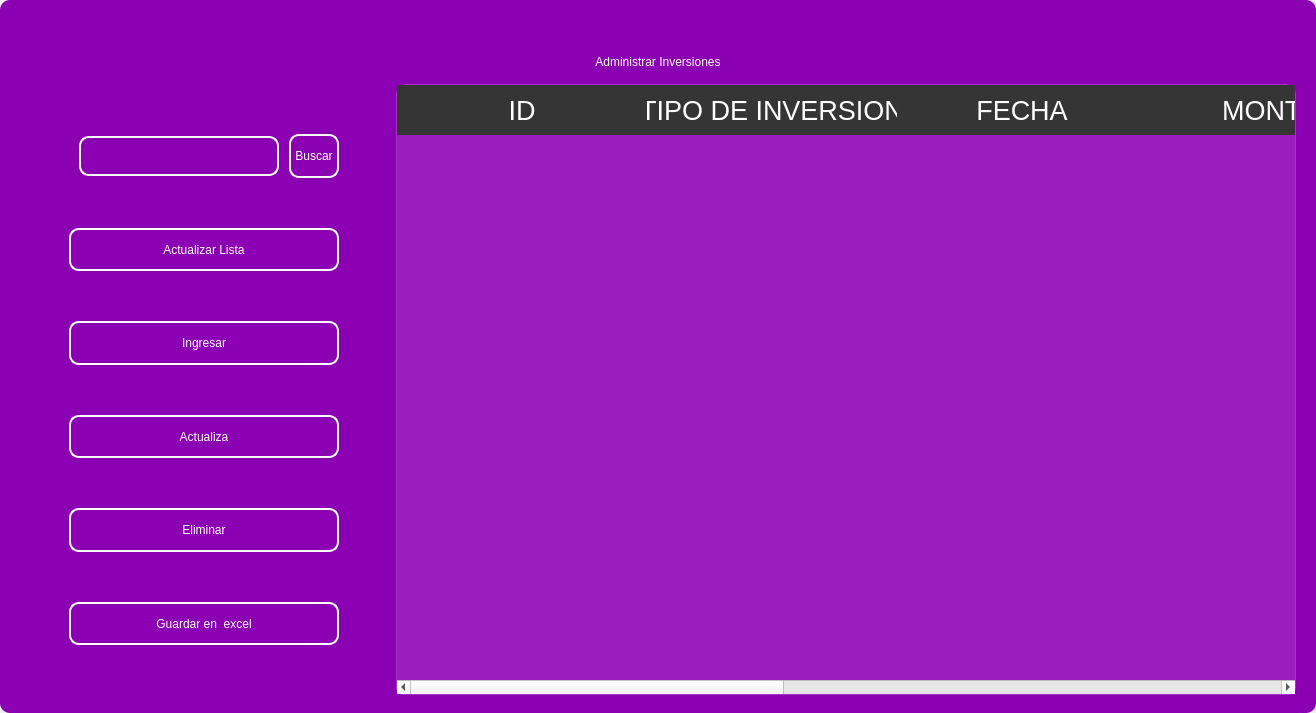
This is design/standar/maininvestment4.ui in codemiguel-dev/ERP-EmprendeSoft-Desktop as Qt 5 draws it before an edit. The edited form follows.
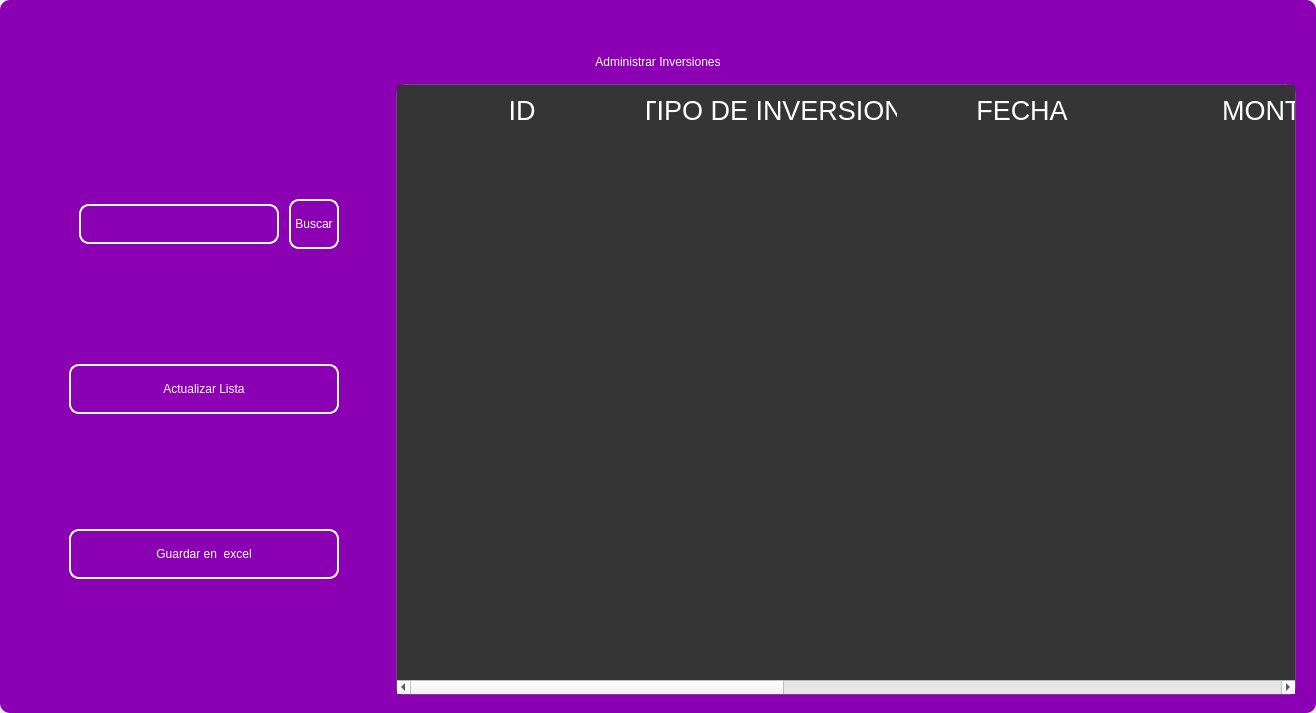
This is the edited form. Icons and pictures are not drawn.

Patch:
```diff
--- a/design/standar/maininvestment4.ui
+++ b/design/standar/maininvestment4.ui
@@ -549,138 +549,6 @@
               </property>
              </widget>
             </item>
-            <item>
-             <widget class="QPushButton" name="btn_add">
-              <property name="minimumSize">
-               <size>
-                <width>0</width>
-                <height>40</height>
-               </size>
-              </property>
-              <property name="maximumSize">
-               <size>
-                <width>300</width>
-                <height>50</height>
-               </size>
-              </property>
-              <property name="cursor">
-               <cursorShape>PointingHandCursor</cursorShape>
-              </property>
-              <property name="styleSheet">
-               <string notr="true">QPushButton{
-border-radius:10px; 
-font: 12pt &quot;Arial&quot;;
-color: rgb(255, 255, 254);
-border: 2px solid #ffffff;
-}
-
-QPushButton:hover{
-border-radius:10px; 
-font: 12pt &quot;Arial&quot;;
-color: rgb(255, 255, 255);
-border: 2px solid rgb(120, 0, 171);
-	background-color: rgb(120, 0, 171);
-}</string>
-              </property>
-              <property name="text">
-               <string>Ingresar</string>
-              </property>
-              <property name="iconSize">
-               <size>
-                <width>35</width>
-                <height>35</height>
-               </size>
-              </property>
-             </widget>
-            </item>
-            <item>
-             <widget class="QPushButton" name="btn_update">
-              <property name="minimumSize">
-               <size>
-                <width>0</width>
-                <height>40</height>
-               </size>
-              </property>
-              <property name="maximumSize">
-               <size>
-                <width>300</width>
-                <height>50</height>
-               </size>
-              </property>
-              <property name="cursor">
-               <cursorShape>PointingHandCursor</cursorShape>
-              </property>
-              <property name="styleSheet">
-               <string notr="true">QPushButton{
-border-radius:10px; 
-font: 12pt &quot;Arial&quot;;
-color: rgb(255, 255, 254);
-border: 2px solid #ffffff;
-}
-
-QPushButton:hover{
-border-radius:10px; 
-font: 12pt &quot;Arial&quot;;
-color: rgb(255, 255, 255);
-border: 2px solid rgb(120, 0, 171);
-	background-color: rgb(120, 0, 171);
-}</string>
-              </property>
-              <property name="text">
-               <string>Actualiza</string>
-              </property>
-              <property name="iconSize">
-               <size>
-                <width>35</width>
-                <height>35</height>
-               </size>
-              </property>
-             </widget>
-            </item>
-            <item>
-             <widget class="QPushButton" name="btn_delete">
-              <property name="minimumSize">
-               <size>
-                <width>0</width>
-                <height>40</height>
-               </size>
-              </property>
-              <property name="maximumSize">
-               <size>
-                <width>300</width>
-                <height>50</height>
-               </size>
-              </property>
-              <property name="cursor">
-               <cursorShape>PointingHandCursor</cursorShape>
-              </property>
-              <property name="styleSheet">
-               <string notr="true">QPushButton{
-border-radius:10px; 
-font: 12pt &quot;Arial&quot;;
-color: rgb(255, 255, 254);
-border: 2px solid #ffffff;
-}
-
-QPushButton:hover{
-border-radius:10px; 
-font: 12pt &quot;Arial&quot;;
-color: rgb(255, 255, 255);
-border: 2px solid rgb(120, 0, 171);
-	background-color: rgb(120, 0, 171);
-}</string>
-              </property>
-              <property name="text">
-               <string>Eliminar</string>
-              </property>
-              <property name="iconSize">
-               <size>
-                <width>35</width>
-                <height>35</height>
-               </size>
-              </property>
-             </widget>
-            </item>
             <item>
              <widget class="QPushButton" name="btn_excel">
               <property name="minimumSize">
@@ -743,12 +611,13 @@
             </property>
             <property name="styleSheet">
              <string notr="true">QTableView {
-	background-color: rgba(255, 255, 255, 30); 	
+
 	border: 1px solid rgba(255,255,255,40);
 	border-bottom-right-radius: 7px; 
 	border-bottom-left-radius: 7px; 
 	color: white;
 	font: 15pt &quot;MS Shell Dlg 2&quot;;
+	background-color: rgb(53, 53, 53);
 }
 
 QHeaderView::section {
```
